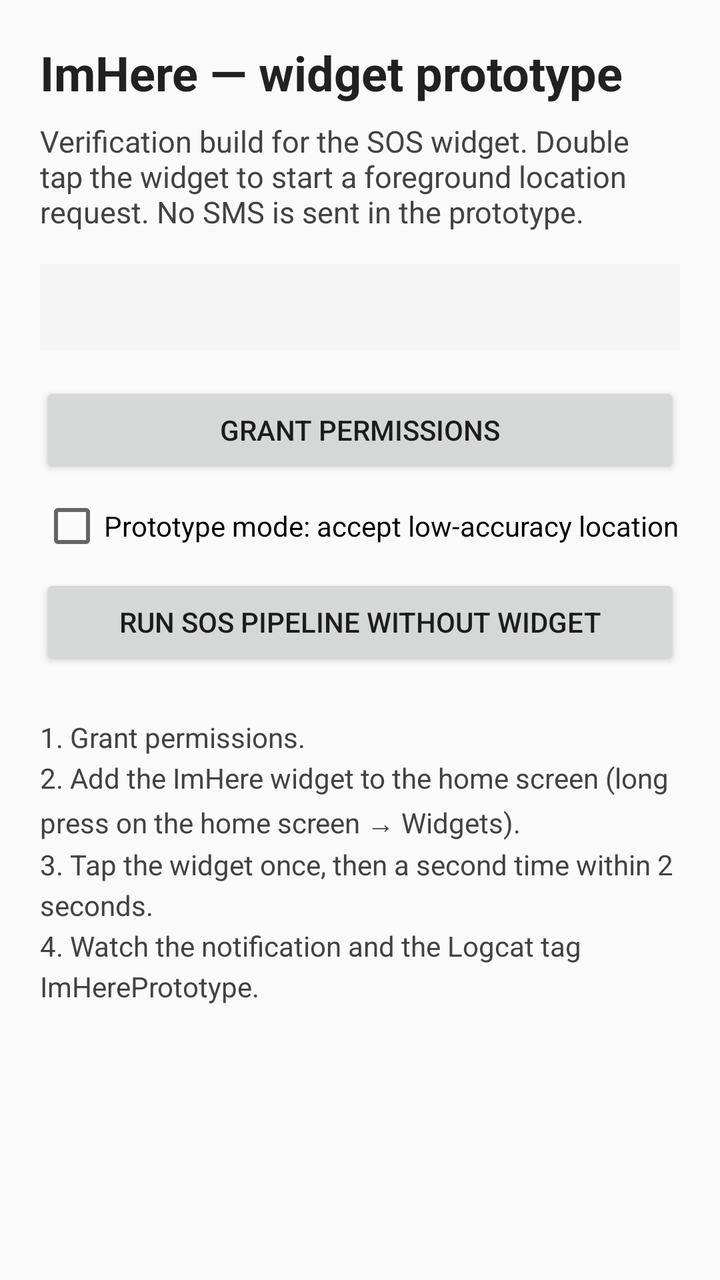
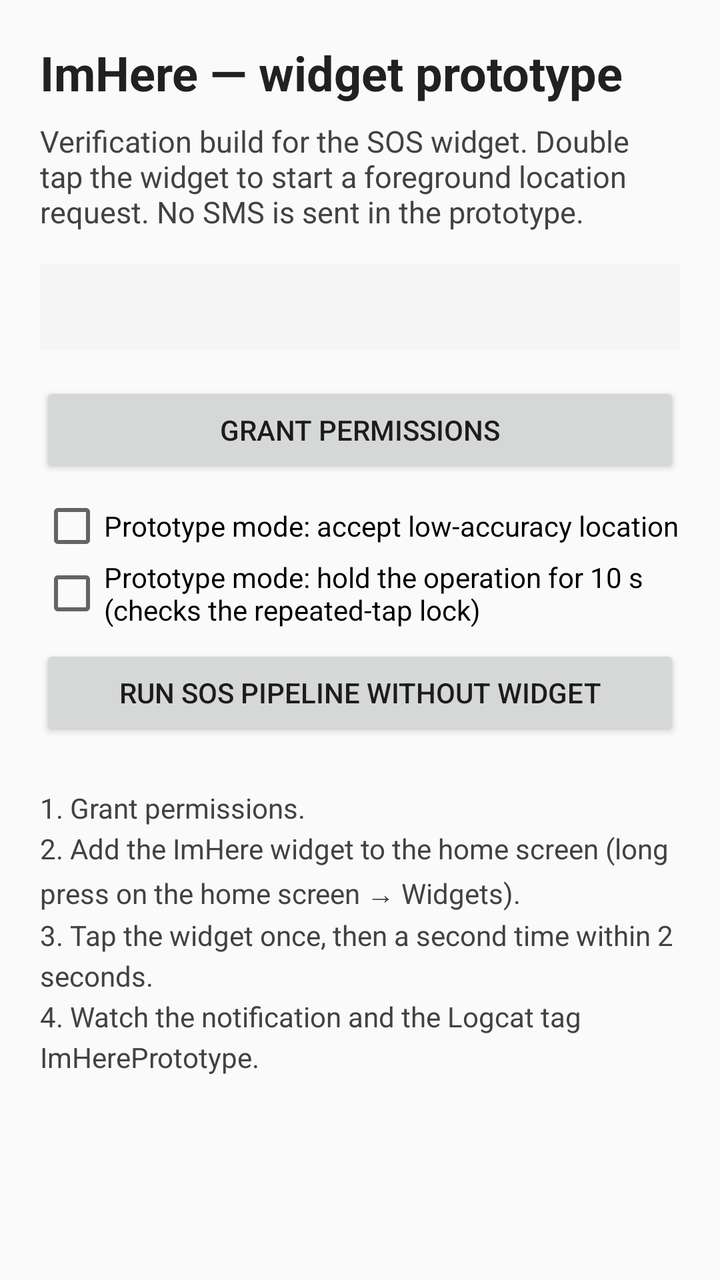

Screens rendered from an Android XML layout before and after an edit, with the pre-edit source and the edit as a unified diff.
<!-- AndroidManifest.xml: application theme Theme.ImHere -->
<!-- res/layout/activity_prototype.xml -->
<?xml version="1.0" encoding="utf-8"?>
<ScrollView xmlns:android="http://schemas.android.com/apk/res/android"
    android:layout_width="match_parent"
    android:layout_height="match_parent"
    android:fillViewport="true">

    <LinearLayout
        android:layout_width="match_parent"
        android:layout_height="wrap_content"
        android:orientation="vertical"
        android:padding="20dp">

        <TextView
            android:layout_width="match_parent"
            android:layout_height="wrap_content"
            android:text="@string/prototype_title"
            android:textColor="#FF212121"
            android:textSize="24sp"
            android:textStyle="bold" />

        <TextView
            android:layout_width="match_parent"
            android:layout_height="wrap_content"
            android:layout_marginTop="8dp"
            android:text="@string/prototype_subtitle"
            android:textColor="#FF424242"
            android:textSize="15sp" />

        <TextView
            android:id="@+id/tv_status"
            android:layout_width="match_parent"
            android:layout_height="wrap_content"
            android:layout_marginTop="16dp"
            android:background="#FFF5F5F5"
            android:padding="12dp"
            android:textColor="#FF212121"
            android:textSize="14sp" />

        <Button
            android:id="@+id/btn_grant"
            android:layout_width="match_parent"
            android:layout_height="wrap_content"
            android:layout_marginTop="16dp"
            android:text="@string/prototype_grant_permissions" />

        <Button
            android:id="@+id/btn_open_settings"
            android:layout_width="match_parent"
            android:layout_height="wrap_content"
            android:visibility="gone"
            android:text="@string/prototype_open_settings" />

        <TextView
            android:id="@+id/tv_denied_hint"
            android:layout_width="match_parent"
            android:layout_height="wrap_content"
            android:layout_marginTop="8dp"
            android:text="@string/prototype_permission_denied_hint"
            android:textColor="#FFB3261E"
            android:textSize="14sp"
            android:visibility="gone" />

        <CheckBox
            android:id="@+id/cb_debug_inexact"
            android:layout_width="match_parent"
            android:layout_height="wrap_content"
            android:layout_marginTop="8dp"
            android:text="@string/prototype_debug_inexact" />

        <Button
            android:id="@+id/btn_test"
            android:layout_width="match_parent"
            android:layout_height="wrap_content"
            android:layout_marginTop="8dp"
            android:text="@string/prototype_run_test" />

        <TextView
            android:layout_width="match_parent"
            android:layout_height="wrap_content"
            android:layout_marginTop="24dp"
            android:lineSpacingExtra="4dp"
            android:text="@string/prototype_instructions"
            android:textColor="#FF424242"
            android:textSize="14sp" />

    </LinearLayout>
</ScrollView>
<!-- resources referenced by this layout -->
<resources>
  <string name="prototype_debug_inexact">Prototype mode: accept low-accuracy location</string>
  <string name="prototype_grant_permissions">Grant permissions</string>
  <string name="prototype_instructions">1. Grant permissions.\n2. Add the ImHere widget to the home screen (long press on the home screen → Widgets).\n3. Tap the widget once, then a second time within 2 seconds.\n4. Watch the notification and the Logcat tag ImHerePrototype.</string>
  <string name="prototype_open_settings">Open app settings</string>
  <string name="prototype_permission_denied_hint">Permission denied permanently. Open the system settings to enable it manually.</string>
  <string name="prototype_run_test">Run SOS pipeline without widget</string>
  <string name="prototype_subtitle">Verification build for the SOS widget. Double tap the widget to start a foreground location request. No SMS is sent in the prototype.</string>
  <string name="prototype_title">ImHere — widget prototype</string>
  <style name="Theme.ImHere" parent="android:Theme.Material.Light.NoActionBar">
          <item name="android:colorAccent">@color/widget_background_idle</item>
          <item name="android:statusBarColor">#FFB3261E</item>
          <item name="android:windowLightStatusBar">false</item>
      </style>
  <color name="widget_background_idle">#B3261E</color>
</resources>

<!-- the commit's change to res/layout/activity_prototype.xml (unified diff, before → after) -->
@@ -67,6 +67,12 @@
             android:layout_marginTop="8dp"
             android:text="@string/prototype_debug_inexact" />
 
+        <CheckBox
+            android:id="@+id/cb_debug_delay"
+            android:layout_width="match_parent"
+            android:layout_height="wrap_content"
+            android:text="@string/prototype_debug_delay" />
+
         <Button
             android:id="@+id/btn_test"
             android:layout_width="match_parent"
<!-- resource entries referenced after the edit -->
@@ -1,5 +1,6 @@
 <!-- resources referenced by this layout -->
 <resources>
+  <string name="prototype_debug_delay">Prototype mode: hold the operation for 10 s (checks the repeated-tap lock)</string>
   <string name="prototype_debug_inexact">Prototype mode: accept low-accuracy location</string>
   <string name="prototype_grant_permissions">Grant permissions</string>
   <string name="prototype_instructions">1. Grant permissions.\n2. Add the ImHere widget to the home screen (long press on the home screen → Widgets).\n3. Tap the widget once, then a second time within 2 seconds.\n4. Watch the notification and the Logcat tag ImHerePrototype.</string>
